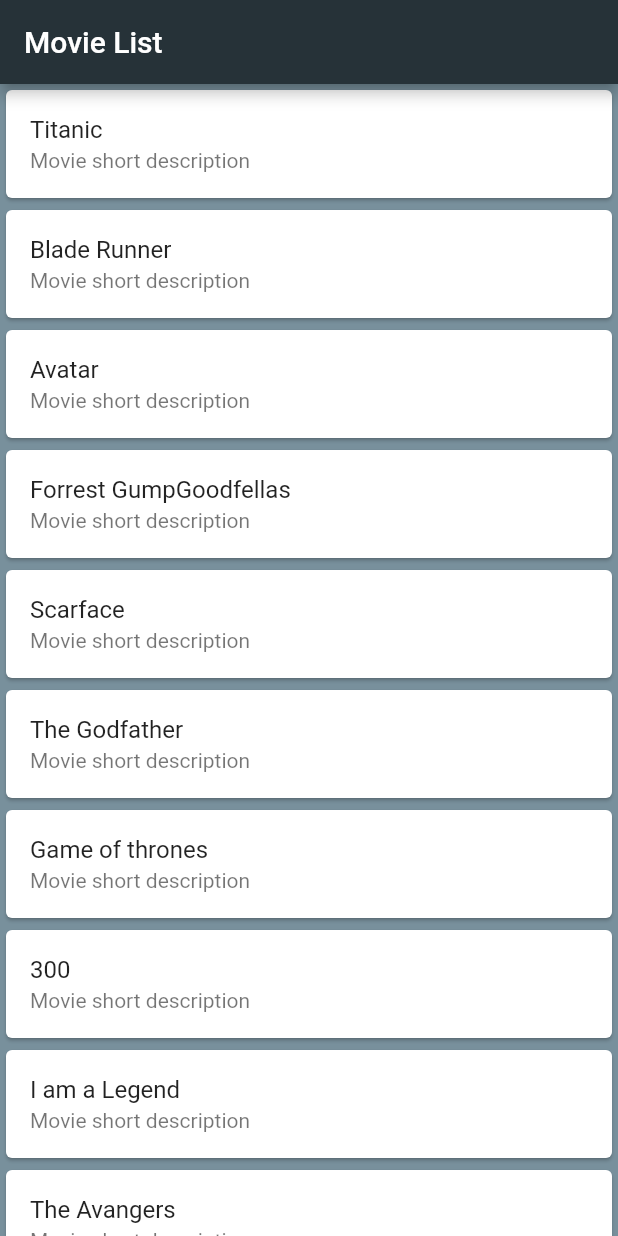
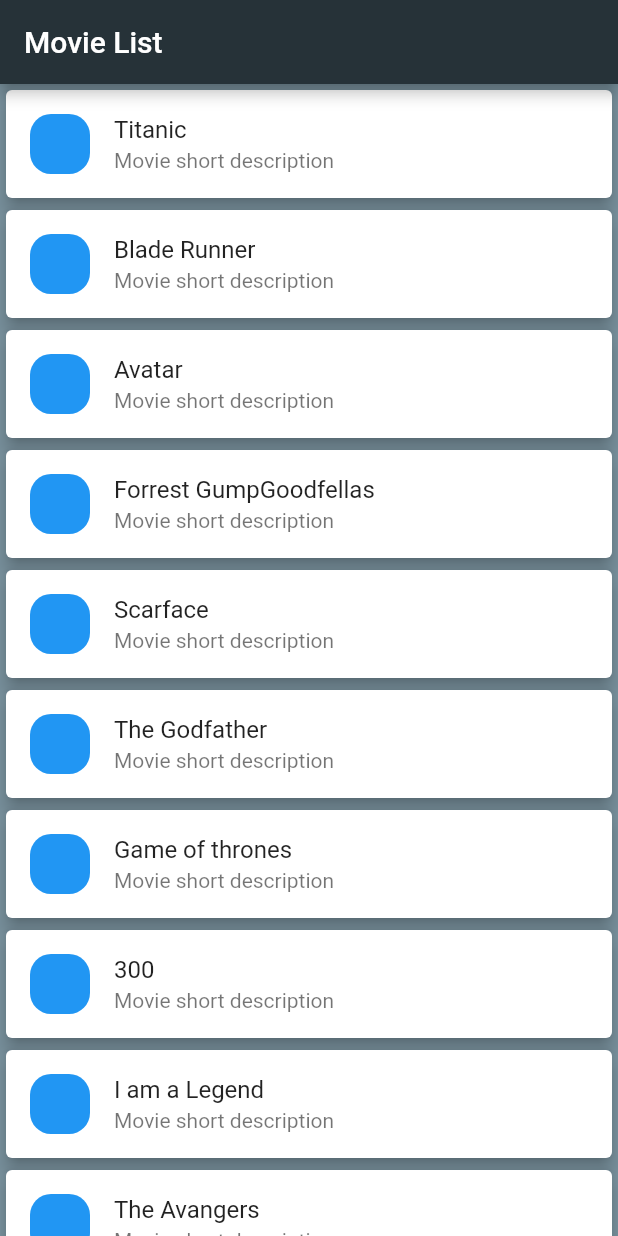
Before and after one commit to Deepak-coder80/Movies-app, a Flutter app: the screen it shows after launch, on a phone screen of 412 x 824 dp. Run offline on Flutter 3.47's test engine with Material 2 defaults, Android fonts, the phone set to English and light mode, and no system bars.

Commit message:
list updated

```diff
--- a/lib/main.dart
+++ b/lib/main.dart
@@ -11,6 +11,7 @@ class MyApp extends StatelessWidget {
   Widget build(BuildContext context) {
     return MaterialApp(
       title: 'Flutter Demo',
+      debugShowCheckedModeBanner: false,
       theme: ThemeData(
 
         primarySwatch: Colors.blue,
--- a/lib/pages/home.dart
+++ b/lib/pages/home.dart
@@ -33,9 +33,18 @@ class MovieListView extends StatelessWidget {
       backgroundColor: Colors.blueGrey.shade400,
       body: ListView.builder(itemCount:movies.length,itemBuilder: (BuildContext context,int index){
         return Card(
-
+          elevation: 4.5,
           color: Colors.white,
           child: ListTile(
+            leading: CircleAvatar(
+              child: Container(
+                decoration: BoxDecoration(
+                    color: Colors.blue,
+                    borderRadius: BorderRadius.circular(14),
+
+                ),
+              ),
+            ),
             title: Text(movies[index]),
             subtitle: Text("Movie short description"),
           ),
```
